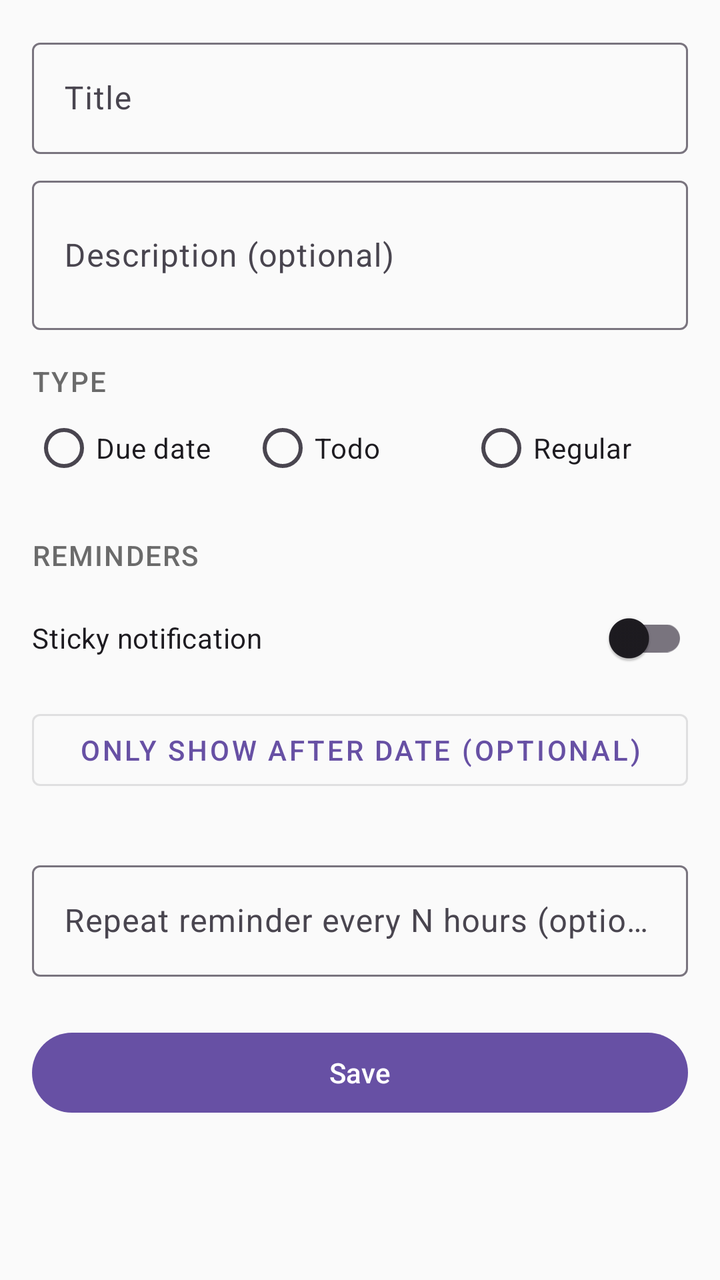
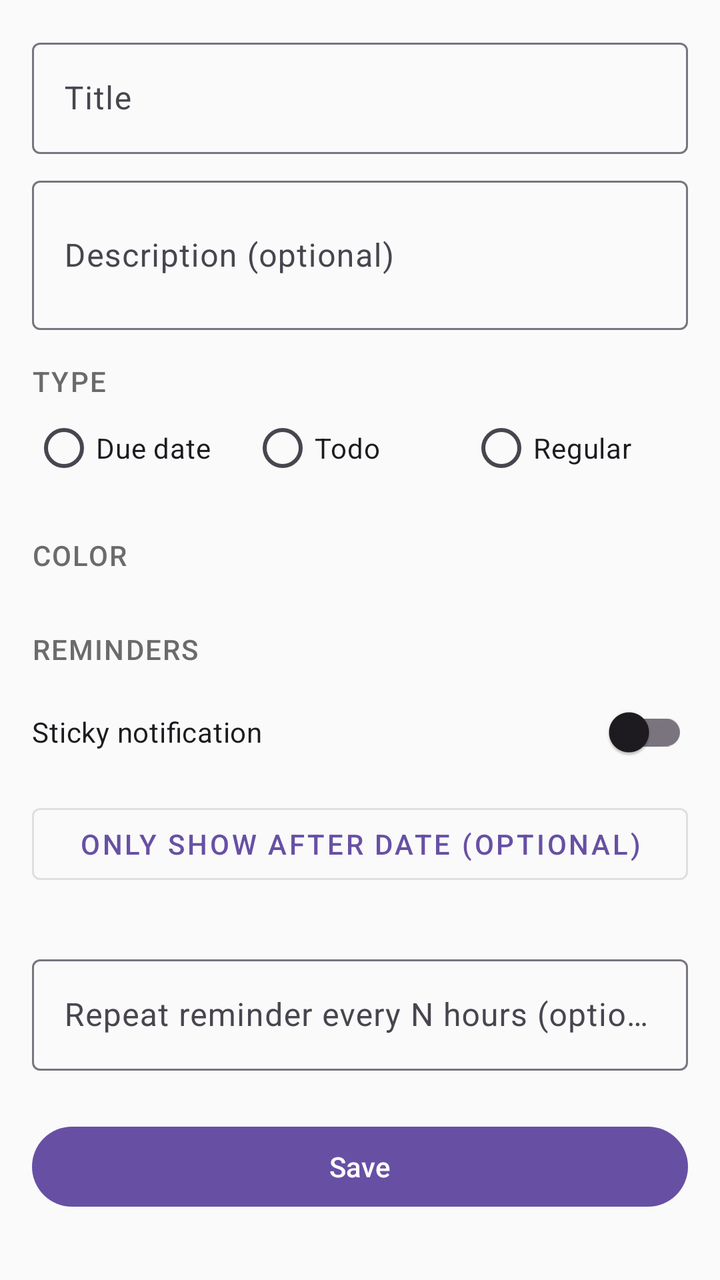

An Android layout rendered at two revisions. The XML below is the earlier revision; the diff shows what the commit changed to produce the second picture.
<!-- AndroidManifest.xml: application theme Theme.NoteToSelf -->
<!-- res/layout/fragment_add_edit_task.xml -->
<?xml version="1.0" encoding="utf-8"?>
<ScrollView
    xmlns:android="http://schemas.android.com/apk/res/android"
    xmlns:app="http://schemas.android.com/apk/res-auto"
    android:layout_width="match_parent"
    android:layout_height="match_parent"
    android:background="@color/nts_background"
    android:fillViewport="true">

    <LinearLayout
        android:layout_width="match_parent"
        android:layout_height="wrap_content"
        android:orientation="vertical"
        android:padding="16dp">

        <com.google.android.material.textfield.TextInputLayout
            android:layout_width="match_parent"
            android:layout_height="wrap_content">
            <com.google.android.material.textfield.TextInputEditText
                android:id="@+id/input_title"
                android:layout_width="match_parent"
                android:layout_height="wrap_content"
                android:hint="@string/hint_title" />
        </com.google.android.material.textfield.TextInputLayout>

        <com.google.android.material.textfield.TextInputLayout
            android:layout_width="match_parent"
            android:layout_height="wrap_content"
            android:layout_marginTop="8dp">
            <com.google.android.material.textfield.TextInputEditText
                android:id="@+id/input_description"
                android:layout_width="match_parent"
                android:layout_height="wrap_content"
                android:hint="@string/hint_description"
                android:inputType="textMultiLine"
                android:minLines="2" />
        </com.google.android.material.textfield.TextInputLayout>

        <TextView
            android:layout_width="wrap_content"
            android:layout_height="wrap_content"
            android:layout_marginTop="16dp"
            android:text="@string/label_type"
            android:textAppearance="@style/TextAppearance.NoteToSelf.SectionHeader" />

        <RadioGroup
            android:id="@+id/radio_group_type"
            android:layout_width="match_parent"
            android:layout_height="wrap_content"
            android:orientation="horizontal">
            <RadioButton
                android:id="@+id/radio_due_date"
                android:layout_width="0dp"
                android:layout_height="wrap_content"
                android:layout_weight="1"
                android:text="@string/type_due_date" />
            <RadioButton
                android:id="@+id/radio_todo"
                android:layout_width="0dp"
                android:layout_height="wrap_content"
                android:layout_weight="1"
                android:text="@string/type_todo" />
            <RadioButton
                android:id="@+id/radio_regular"
                android:layout_width="0dp"
                android:layout_height="wrap_content"
                android:layout_weight="1"
                android:text="@string/type_regular" />
        </RadioGroup>

        
        <LinearLayout
            android:id="@+id/group_due_date"
            android:layout_width="match_parent"
            android:layout_height="wrap_content"
            android:layout_marginTop="12dp"
            android:orientation="vertical"
            android:visibility="gone">
            <com.google.android.material.button.MaterialButton
                android:id="@+id/button_pick_due_date"
                style="@style/Widget.MaterialComponents.Button.OutlinedButton"
                android:layout_width="match_parent"
                android:layout_height="wrap_content"
                android:text="@string/action_pick_due_date" />
            <TextView
                android:id="@+id/text_due_date_value"
                android:layout_width="match_parent"
                android:layout_height="wrap_content"
                android:layout_marginTop="4dp"
                android:textAppearance="@style/TextAppearance.NoteToSelf.TaskSubtitle" />
        </LinearLayout>

        
        <LinearLayout
            android:id="@+id/group_regular"
            android:layout_width="match_parent"
            android:layout_height="wrap_content"
            android:layout_marginTop="12dp"
            android:orientation="vertical"
            android:visibility="gone">

            <LinearLayout
                android:layout_width="match_parent"
                android:layout_height="wrap_content"
                android:orientation="horizontal">
                <com.google.android.material.textfield.TextInputLayout
                    android:layout_width="0dp"
                    android:layout_height="wrap_content"
                    android:layout_weight="1">
                    <com.google.android.material.textfield.TextInputEditText
                        android:id="@+id/input_interval"
                        android:layout_width="match_parent"
                        android:layout_height="wrap_content"
                        android:hint="@string/hint_interval"
                        android:inputType="number" />
                </com.google.android.material.textfield.TextInputLayout>
                <Spinner
                    android:id="@+id/spinner_recurrence_unit"
                    android:layout_width="0dp"
                    android:layout_height="wrap_content"
                    android:layout_weight="1"
                    android:layout_marginStart="8dp" />
            </LinearLayout>

            <RadioGroup
                android:id="@+id/radio_group_schedule_mode"
                android:layout_width="match_parent"
                android:layout_height="wrap_content"
                android:layout_marginTop="8dp"
                android:orientation="vertical">
                <RadioButton
                    android:id="@+id/radio_fixed"
                    android:layout_width="match_parent"
                    android:layout_height="wrap_content"
                    android:text="@string/schedule_fixed" />
                <RadioButton
                    android:id="@+id/radio_floating"
                    android:layout_width="match_parent"
                    android:layout_height="wrap_content"
                    android:text="@string/schedule_floating" />
            </RadioGroup>

            <com.google.android.material.button.MaterialButton
                android:id="@+id/button_pick_start_date"
                style="@style/Widget.MaterialComponents.Button.OutlinedButton"
                android:layout_width="match_parent"
                android:layout_height="wrap_content"
                android:layout_marginTop="8dp"
                android:text="@string/action_pick_start_date" />
            <TextView
                android:id="@+id/text_start_date_value"
                android:layout_width="match_parent"
                android:layout_height="wrap_content"
                android:layout_marginTop="4dp"
                android:textAppearance="@style/TextAppearance.NoteToSelf.TaskSubtitle" />
        </LinearLayout>

        <TextView
            android:layout_width="wrap_content"
            android:layout_height="wrap_content"
            android:layout_marginTop="20dp"
            android:text="@string/label_reminders"
            android:textAppearance="@style/TextAppearance.NoteToSelf.SectionHeader" />

        <com.google.android.material.switchmaterial.SwitchMaterial
            android:id="@+id/switch_sticky"
            android:layout_width="match_parent"
            android:layout_height="wrap_content"
            android:layout_marginTop="8dp"
            android:text="@string/label_sticky_notification" />

        <com.google.android.material.button.MaterialButton
            android:id="@+id/button_pick_show_after"
            style="@style/Widget.MaterialComponents.Button.OutlinedButton"
            android:layout_width="match_parent"
            android:layout_height="wrap_content"
            android:layout_marginTop="8dp"
            android:text="@string/action_pick_show_after" />
        <TextView
            android:id="@+id/text_show_after_value"
            android:layout_width="match_parent"
            android:layout_height="wrap_content"
            android:layout_marginTop="4dp"
            android:textAppearance="@style/TextAppearance.NoteToSelf.TaskSubtitle" />

        <com.google.android.material.textfield.TextInputLayout
            android:layout_width="match_parent"
            android:layout_height="wrap_content"
            android:layout_marginTop="8dp">
            <com.google.android.material.textfield.TextInputEditText
                android:id="@+id/input_repeat_hours"
                android:layout_width="match_parent"
                android:layout_height="wrap_content"
                android:hint="@string/hint_repeat_hours"
                android:inputType="number" />
        </com.google.android.material.textfield.TextInputLayout>

        <com.google.android.material.button.MaterialButton
            android:id="@+id/button_save"
            android:layout_width="match_parent"
            android:layout_height="wrap_content"
            android:layout_marginTop="24dp"
            android:text="@string/action_save" />

        <com.google.android.material.button.MaterialButton
            android:id="@+id/button_delete"
            style="@style/Widget.MaterialComponents.Button.TextButton"
            android:layout_width="match_parent"
            android:layout_height="wrap_content"
            android:layout_marginTop="4dp"
            android:text="@string/action_delete"
            android:textColor="@color/nts_due_soon"
            android:visibility="gone" />

    </LinearLayout>
</ScrollView>
<!-- resources referenced by this layout -->
<resources>
  <color name="nts_background">#FAFAFA</color>
  <color name="nts_due_soon">#D32F2F</color>
  <string name="action_delete">Delete task</string>
  <string name="action_pick_due_date">Pick due date</string>
  <string name="action_pick_show_after">Only show after date (optional)</string>
  <string name="action_pick_start_date">Pick start date</string>
  <string name="action_save">Save</string>
  <string name="hint_description">Description (optional)</string>
  <string name="hint_interval">Every</string>
  <string name="hint_repeat_hours">Repeat reminder every N hours (optional)</string>
  <string name="hint_title">Title</string>
  <string name="label_reminders">Reminders</string>
  <string name="label_sticky_notification">Sticky notification</string>
  <string name="label_type">Type</string>
  <string name="schedule_fixed">Fixed (same day each time)</string>
  <string name="schedule_floating">Floating (after completion)</string>
  <string name="type_due_date">Due date</string>
  <string name="type_regular">Regular</string>
  <string name="type_todo">Todo</string>
  <style name="TextAppearance.NoteToSelf.SectionHeader" parent="TextAppearance.MaterialComponents.Subtitle2">
          <item name="android:textColor">@color/nts_text_secondary</item>
          <item name="android:textAllCaps">true</item>
          <item name="android:letterSpacing">0.05</item>
      </style>
  <style name="TextAppearance.NoteToSelf.TaskSubtitle" parent="TextAppearance.MaterialComponents.Caption">
          <item name="android:textColor">@color/nts_text_secondary</item>
      </style>
  <style name="Theme.NoteToSelf" parent="Base.Theme.NoteToSelf" />
  <color name="nts_text_secondary">#6B6B6B</color>
  <style name="Base.Theme.NoteToSelf" parent="Theme.Material3.DayNight.NoActionBar">
          
          
      </style>
</resources>

<!-- the commit's change to res/layout/fragment_add_edit_task.xml (unified diff, before → after) -->
@@ -159,6 +159,21 @@
             android:layout_width="wrap_content"
             android:layout_height="wrap_content"
             android:layout_marginTop="20dp"
+            android:text="@string/label_colour"
+            android:textAppearance="@style/TextAppearance.NoteToSelf.SectionHeader" />
+
+        <LinearLayout
+            android:id="@+id/layout_color_swatches"
+            android:layout_width="match_parent"
+            android:layout_height="wrap_content"
+            android:layout_marginTop="8dp"
+            android:orientation="horizontal"
+            android:gravity="center_vertical" />
+
+        <TextView
+            android:layout_width="wrap_content"
+            android:layout_height="wrap_content"
+            android:layout_marginTop="20dp"
             android:text="@string/label_reminders"
             android:textAppearance="@style/TextAppearance.NoteToSelf.SectionHeader" />
 
<!-- resource entries referenced after the edit -->
@@ -11,6 +11,7 @@
   <string name="hint_interval">Every</string>
   <string name="hint_repeat_hours">Repeat reminder every N hours (optional)</string>
   <string name="hint_title">Title</string>
+  <string name="label_colour">Color</string>
   <string name="label_reminders">Reminders</string>
   <string name="label_sticky_notification">Sticky notification</string>
   <string name="label_type">Type</string>
